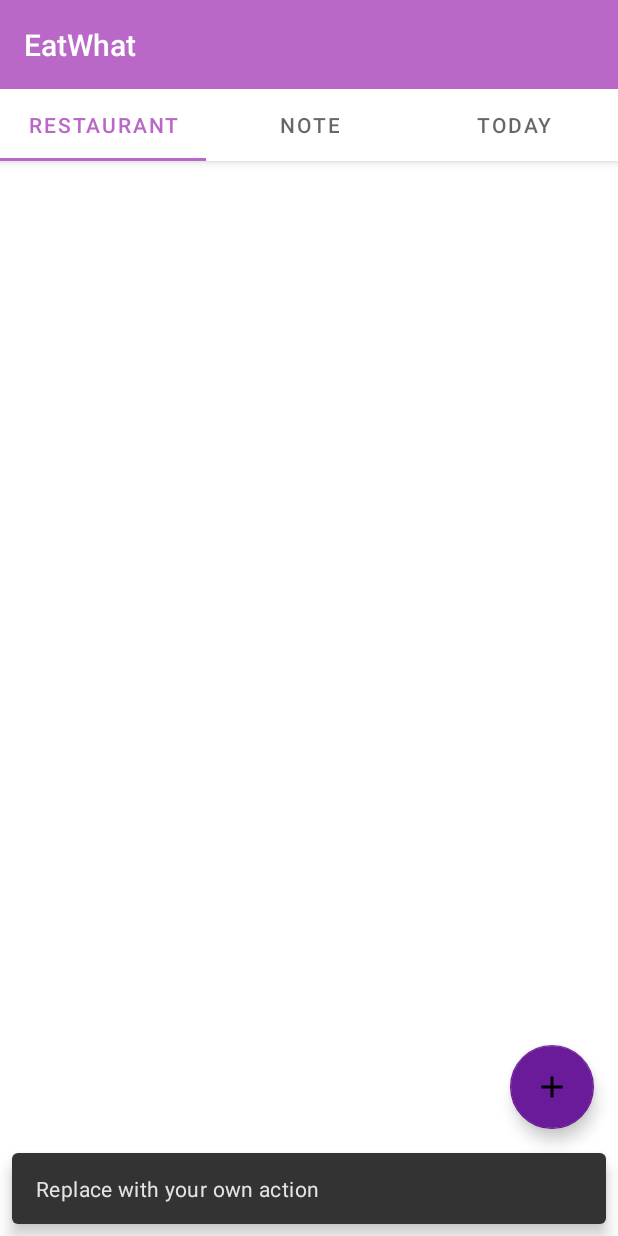
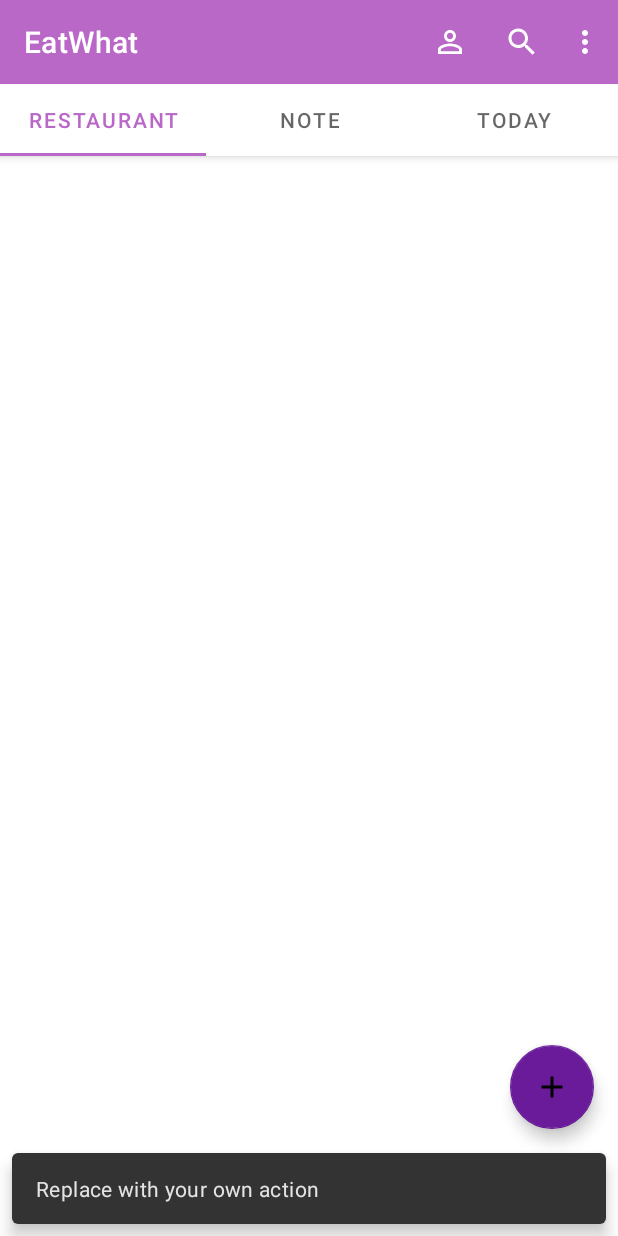
Before and after one commit to meredith-zeng/EatWhat, an Android app: the screen it shows after launch (MainActivity), after a tap on an icon or button, on a phone screen of 412 x 824 dp. Run offline under Robolectric (Android 15) with nearby library versions, the phone set to English and light mode, and no system bars; 1 statement that could not run was skipped.

Commit message:
menu changed

```diff
--- a/app/src/main/java/com/example/eatwhat/MainActivity.java
+++ b/app/src/main/java/com/example/eatwhat/MainActivity.java
@@ -12,6 +12,7 @@ import androidx.appcompat.app.AppCompatActivity;
 import android.view.Menu;
 import android.view.MenuItem;
 import android.view.View;
+import androidx.appcompat.widget.Toolbar;
 
 import com.example.eatwhat.ui.main.SectionsPagerAdapter;
 import com.example.eatwhat.databinding.ActivityMainBinding;
@@ -34,6 +35,11 @@ public class MainActivity extends AppCompatActivity {
         tabs.setupWithViewPager(viewPager);
         FloatingActionButton fab = binding.fab;
 
+
+        // Menu
+         Toolbar toolbar = findViewById(R.id.toolbar);
+         setSupportActionBar(toolbar);
+
         fab.setOnClickListener(new View.OnClickListener() {
             @Override
             public void onClick(View view) {
@@ -42,4 +48,21 @@ public class MainActivity extends AppCompatActivity {
             }
         });
     }
+
+    @Override
+    public boolean onCreateOptionsMenu(Menu menu) {
+        getMenuInflater().inflate(R.menu.menu_main, menu);
+        return true;
+    }
+
+    // logic of selected options
+    @Override
+    public boolean onOptionsItemSelected(MenuItem item) {
+
+        int id = item.getItemId();
+        if(id == R.id.action_profile){
+            return true;
+        }
+        return super.onOptionsItemSelected(item);
+    }
 }
--- a/app/src/main/res/drawable/ic_baseline_person_outline_24.xml
+++ b/app/src/main/res/drawable/ic_baseline_person_outline_24.xml
@@ -2,8 +2,7 @@
     android:width="24dp"
     android:height="24dp"
     android:viewportWidth="24"
-    android:viewportHeight="24"
-    android:tint="#A27E7E">
+    android:viewportHeight="24">
   <path
       android:fillColor="@android:color/white"
       android:pathData="M12,5.9c1.16,0 2.1,0.94 2.1,2.1s-0.94,2.1 -2.1,2.1S9.9,9.16 9.9,8s0.94,-2.1 2.1,-2.1m0,9c2.97,0 6.1,1.46 6.1,2.1v1.1L5.9,18.1L5.9,17c0,-0.64 3.13,-2.1 6.1,-2.1M12,4C9.79,4 8,5.79 8,8s1.79,4 4,4 4,-1.79 4,-4 -1.79,-4 -4,-4zM12,13c-2.67,0 -8,1.34 -8,4v3h16v-3c0,-2.66 -5.33,-4 -8,-4z"/>
--- a/app/src/main/res/drawable/ic_baseline_search_24.xml
+++ b/app/src/main/res/drawable/ic_baseline_search_24.xml
@@ -1,4 +1,4 @@
-<vector android:height="24dp" android:tint="#A27E7E"
+<vector android:height="24dp"
     android:viewportHeight="24" android:viewportWidth="24"
     android:width="24dp" xmlns:android="http://schemas.android.com/apk/res/android">
     <path android:fillColor="@android:color/white" android:pathData="M15.5,14h-0.79l-0.28,-0.27C15.41,12.59 16,11.11 16,9.5 16,5.91 13.09,3 9.5,3S3,5.91 3,9.5 5.91,16 9.5,16c1.61,0 3.09,-0.59 4.23,-1.57l0.27,0.28v0.79l5,4.99L20.49,19l-4.99,-5zM9.5,14C7.01,14 5,11.99 5,9.5S7.01,5 9.5,5 14,7.01 14,9.5 11.99,14 9.5,14z"/>
--- a/app/src/main/res/layout/activity_main.xml
+++ b/app/src/main/res/layout/activity_main.xml
@@ -12,21 +12,18 @@
         android:theme="@style/Theme.EatWhat.AppBarOverlay"
         >
 
-        <TextView
-            android:id="@+id/title"
-            android:layout_width="wrap_content"
-            android:layout_height="wrap_content"
-            android:gravity="center"
-            android:minHeight="?actionBarSize"
-            android:padding="@dimen/appbar_padding"
-            android:text="@string/app_name"
-            android:textAppearance="@style/TextAppearance.Widget.AppCompat.Toolbar.Title" />
 
+        <androidx.appcompat.widget.Toolbar
+            android:id="@+id/toolbar"
+            android:layout_width="match_parent"
+            android:layout_height="?attr/actionBarSize" />
 
         <com.google.android.material.tabs.TabLayout
             android:id="@+id/tabs"
             android:layout_width="match_parent"
             android:layout_height="wrap_content" />
+
+
 
 
     </com.google.android.material.appbar.AppBarLayout>
--- /dev/null
+++ b/app/src/main/res/menu/menu_main.xml
@@ -0,0 +1,27 @@
+<?xml version="1.0" encoding="utf-8"?>
+<menu xmlns:android="http://schemas.android.com/apk/res/android"
+    xmlns:app = "http://schemas.android.com/apk/res-auto"
+    xmlns:tools="http://schemas.android.com/tools">
+
+
+    <item
+        android:id="@+id/action_profile"
+        android:orderInCategory="91"
+        android:title="profile"
+        android:icon="@drawable/ic_baseline_person_outline_24"
+        app:showAsAction = "always"/>
+
+
+    <item
+        android:id="@+id/action_search"
+        android:orderInCategory="92"
+        android:title="search"
+        android:icon="@drawable/ic_baseline_search_24"
+        app:showAsAction = "always"/>
+
+    <item
+        android:id="@+id/action_logout"
+        android:title="@string/logout"
+        app:showAsAction = "never"/>
+
+</menu>
--- a/app/src/main/res/values/strings.xml
+++ b/app/src/main/res/values/strings.xml
@@ -3,4 +3,5 @@
     <string name="tab_text_1">Restaurant</string>
     <string name="tab_text_2">Note</string>
     <string name="tab_text_3">Today</string>
+    <string name="logout">logout</string>
 </resources>
--- a/app/src/main/res/values/themes.xml
+++ b/app/src/main/res/values/themes.xml
@@ -18,7 +18,6 @@
         <item name="windowActionBar">false</item>
         <item name="windowNoTitle">true</item>
     </style>
-
     <style name="Theme.EatWhat.AppBarOverlay" parent="ThemeOverlay.AppCompat.Dark.ActionBar" />
 
     <style name="Theme.EatWhat.PopupOverlay" parent="ThemeOverlay.AppCompat.Light" />
```
